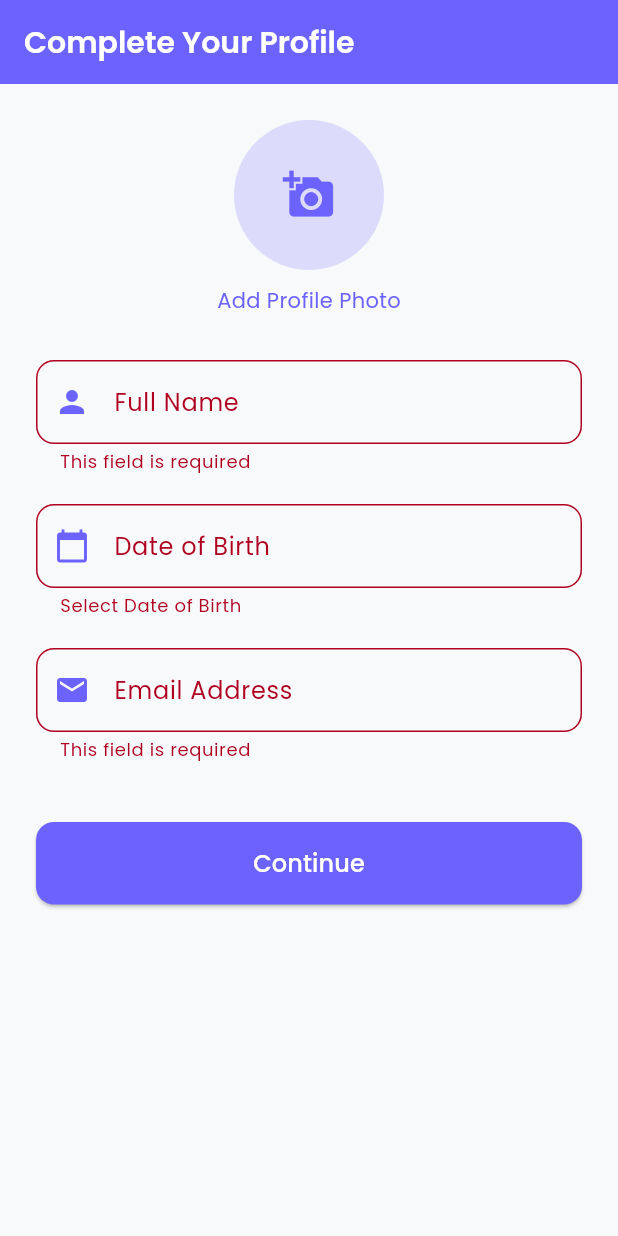
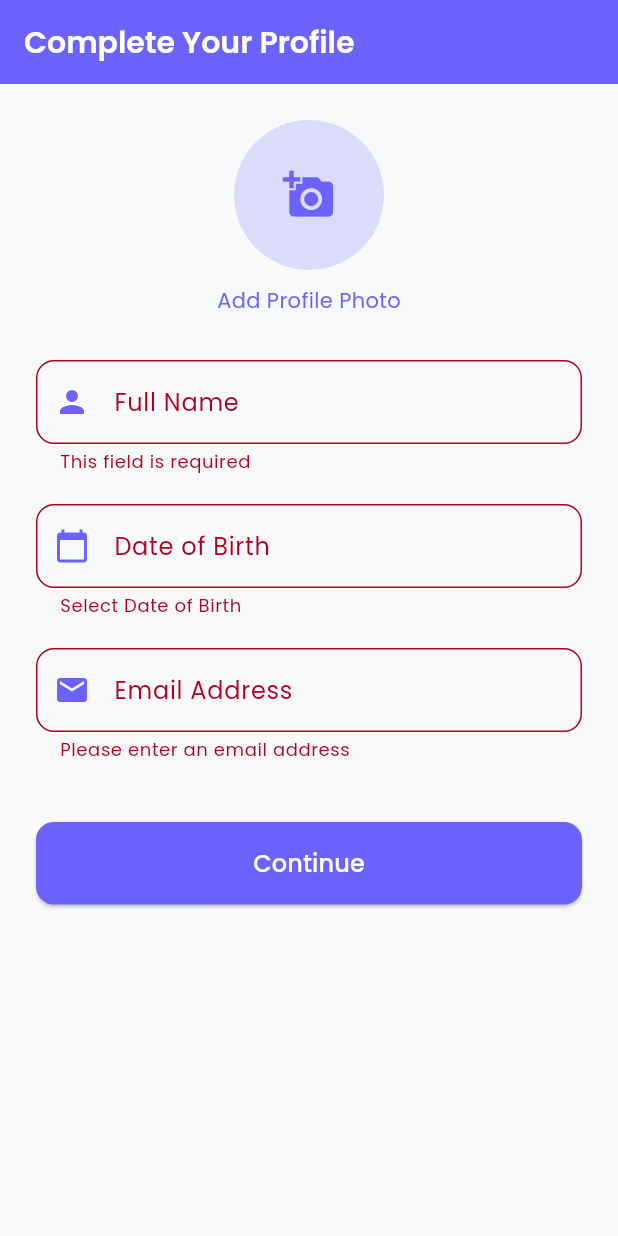
Before and after one commit to Sodium-Man/GyaanMudra-App, a Flutter app: the screen it shows after launch, after a tap on "Continue", on a phone screen of 412 x 824 dp. Run offline on Flutter 3.47's test engine with Material 3 defaults, Android fonts, the phone set to English and light mode, and no system bars; our stand-ins replace camera, chewie, google_fonts, video_player.

Commit message:
User Grade improvement

```diff
--- a/lib/screens/profile_setup_screen.dart
+++ b/lib/screens/profile_setup_screen.dart
@@ -16,6 +16,11 @@ class _ProfileSetupScreenState extends State<ProfileSetupScreen> {
   String name = "", email = "";
   DateTime? selectedDate;
   final TextEditingController dobController = TextEditingController();
+
+  // Email validation regex pattern
+  final RegExp _emailRegExp = RegExp(
+    r'^[a-zA-Z0-9.!#$%&’*+/=?^_`{|}~-]+@[a-zA-Z0-9-]+(?:\.[a-zA-Z0-9-]+)*$',
+  );
 
   Future<void> _selectDate(BuildContext context) async {
     DateTime? picked = await showDatePicker(
@@ -52,7 +57,7 @@ class _ProfileSetupScreenState extends State<ProfileSetupScreen> {
               const SizedBox(height: 20),
               _buildDateField(context),
               const SizedBox(height: 20),
-              _buildTextField("Email Address", Icons.email),
+              _buildEmailField(),
               const SizedBox(height: 40),
               _buildSubmitButton(),
             ],
@@ -90,9 +95,31 @@ class _ProfileSetupScreenState extends State<ProfileSetupScreen> {
       ),
       validator: (value) => value!.isEmpty ? "This field is required" : null,
       onSaved: (value) {
-        if (label == "Full Name") name = value!;
-        if (label == "Email Address") email = value!;
+        if (label == "Full Name") name = value!.trim();
       },
+    );
+  }
+
+  Widget _buildEmailField() {
+    return TextFormField(
+      decoration: InputDecoration(
+        labelText: "Email Address",
+        prefixIcon: Icon(Icons.email, color: AppTheme.primaryColor),
+        border: OutlineInputBorder(
+          borderRadius: BorderRadius.circular(12),
+        ),
+      ),
+      keyboardType: TextInputType.emailAddress,
+      validator: (value) {
+        if (value == null || value.isEmpty) {
+          return 'Please enter an email address';
+        }
+        if (!_emailRegExp.hasMatch(value.trim())) {
+          return 'Please enter a valid email address';
+        }
+        return null;
+      },
+      onSaved: (value) => email = value!.trim(),
     );
   }
 
```
Also changed, not shown: lib/screens/video_list_screen.dart (+56 -28 lines), lib/screens/video_player_screen.dart (+91 -28 lines).
